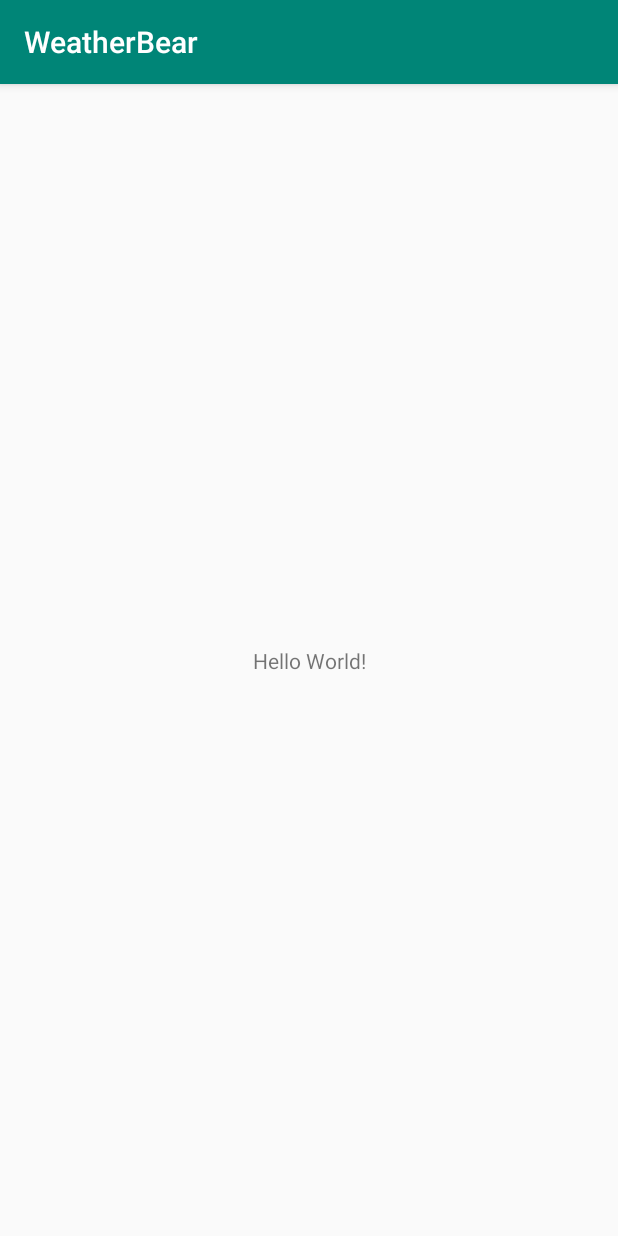
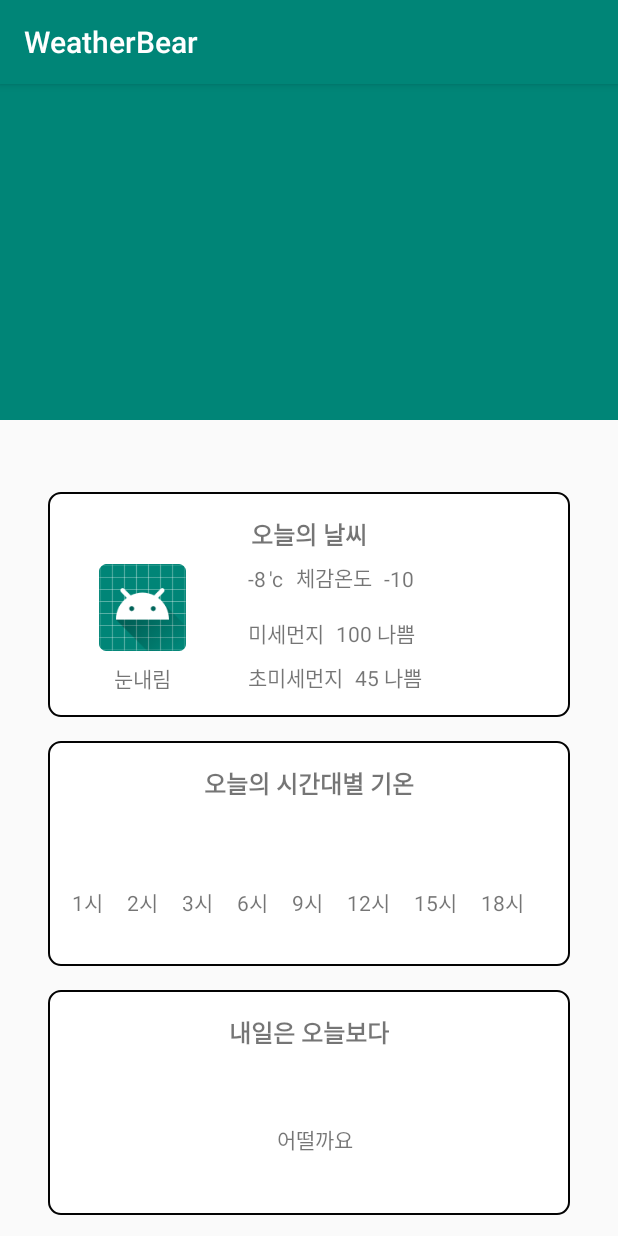
Before and after one commit to YuChocopie/Olaf, an Android app: the screen it shows after launch (MainActivity), on a phone screen of 412 x 824 dp. Run offline under Robolectric (Android 15) with nearby library versions, the light colour scheme and no system bars.

Commit message:
Add main Layout
- 메인 레이아웃 기본 틀을 만든다
	- 대략적인 이미지만 잡음

Fixes https://github.com/dbwjd/Olaf/issues/2

```diff
--- /dev/null
+++ b/app/src/main/res/drawable/weather_box.xml
@@ -0,0 +1,14 @@
+<?xml version="1.0" encoding="utf-8"?>
+<shape xmlns:android="http://schemas.android.com/apk/res/android">
+    <solid
+        android:color="#ffffff" />
+    <stroke
+        android:color="#030303"
+        android:width="1dp"/>
+    <corners android:radius="8dp"/>
+    <padding
+        android:bottom="0dp"
+        android:left="0dp"
+        android:right="0dp"
+        android:top="0dp"/>
+</shape>
--- a/app/src/main/res/layout/activity_main.xml
+++ b/app/src/main/res/layout/activity_main.xml
@@ -1,18 +1,38 @@
 <?xml version="1.0" encoding="utf-8"?>
-<android.support.constraint.ConstraintLayout xmlns:android="http://schemas.android.com/apk/res/android"
+<android.support.design.widget.CoordinatorLayout xmlns:android="http://schemas.android.com/apk/res/android"
     xmlns:app="http://schemas.android.com/apk/res-auto"
     xmlns:tools="http://schemas.android.com/tools"
     android:layout_width="match_parent"
     android:layout_height="match_parent"
+    android:fitsSystemWindows="true"
     tools:context=".MainActivity">
 
-    <TextView
-        android:layout_width="wrap_content"
-        android:layout_height="wrap_content"
-        android:text="Hello World!"
-        app:layout_constraintBottom_toBottomOf="parent"
-        app:layout_constraintLeft_toLeftOf="parent"
-        app:layout_constraintRight_toRightOf="parent"
-        app:layout_constraintTop_toTopOf="parent" />
+    <android.support.design.widget.AppBarLayout
+        android:id="@+id/app_bar"
+        android:layout_width="match_parent"
+        android:layout_height="280dp"
+        android:fitsSystemWindows="true"
+        android:theme="@style/Base.ThemeOverlay.AppCompat">
 
-</android.support.constraint.ConstraintLayout>
+        <android.support.design.widget.CollapsingToolbarLayout
+            android:id="@+id/toolbar_layout"
+            android:layout_width="match_parent"
+            android:layout_height="match_parent"
+            android:fitsSystemWindows="true"
+            app:contentScrim="?attr/colorPrimary"
+            app:layout_scrollFlags="scroll|exitUntilCollapsed"
+            app:toolbarId="@+id/toolbar">
+
+            <android.support.v7.widget.Toolbar
+                android:id="@+id/toolbar"
+                android:layout_width="match_parent"
+                android:layout_height="30dp"
+                app:layout_collapseMode="pin"
+                app:popupTheme="@id/toolbar" />
+
+        </android.support.design.widget.CollapsingToolbarLayout>
+    </android.support.design.widget.AppBarLayout>
+
+    <include
+        layout="@layout/item_weather" />
+</android.support.design.widget.CoordinatorLayout>
--- /dev/null
+++ b/app/src/main/res/layout/item_weather.xml
@@ -0,0 +1,301 @@
+<?xml version="1.0" encoding="utf-8"?>
+<android.support.v4.widget.NestedScrollView xmlns:android="http://schemas.android.com/apk/res/android"
+    xmlns:app="http://schemas.android.com/apk/res-auto"
+    xmlns:tools="http://schemas.android.com/tools"
+    android:layout_width="match_parent"
+    android:layout_height="match_parent"
+    app:layout_behavior="@string/appbar_scrolling_view_behavior"
+    tools:context="com.mashupgroup.weatherbear.MainActivity"
+    tools:showIn="@layout/activity_main">
+
+    <LinearLayout
+        android:layout_width="match_parent"
+        android:layout_height="wrap_content"
+        android:orientation="vertical"
+        android:padding="32dp">
+
+        <android.support.constraint.ConstraintLayout
+            android:id="@+id/todayWeather"
+            android:layout_width="match_parent"
+            android:layout_height="@dimen/item_weather_box_hight"
+            android:layout_marginTop="@dimen/item_weather_box_margin_top"
+            android:background="@drawable/weather_box"
+            app:layout_constraintEnd_toEndOf="parent"
+            app:layout_constraintStart_toStartOf="parent">
+
+
+            <TextView
+                android:id="@+id/tvTodayWeatherText"
+                android:layout_width="wrap_content"
+                android:layout_height="wrap_content"
+                android:layout_marginTop="@dimen/weather_box_tv_margin_top"
+                android:text="@string/today_weather"
+                android:textSize="16sp"
+                android:textStyle="bold"
+                app:layout_constraintEnd_toEndOf="parent"
+                app:layout_constraintStart_toStartOf="parent"
+                app:layout_constraintTop_toTopOf="parent" />
+
+            <ImageView
+                android:id="@+id/ivTodayWeatherShape"
+                android:layout_width="62dp"
+                android:layout_height="58dp"
+                android:layout_marginStart="32dp"
+                android:layout_marginLeft="32dp"
+                android:layout_marginTop="8dp"
+                app:layout_constraintStart_toStartOf="parent"
+                app:layout_constraintTop_toBottomOf="@+id/tvTodayWeatherText"
+                app:srcCompat="@mipmap/ic_launcher" />
+
+            <TextView
+                android:id="@+id/tvTodayWeatherShape"
+                android:layout_width="wrap_content"
+                android:layout_height="wrap_content"
+                android:layout_marginTop="8dp"
+                android:layout_marginBottom="16dp"
+                android:text="눈내림"
+                app:layout_constraintBottom_toBottomOf="parent"
+                app:layout_constraintEnd_toEndOf="@+id/ivTodayWeatherShape"
+                app:layout_constraintStart_toStartOf="@+id/ivTodayWeatherShape"
+                app:layout_constraintTop_toBottomOf="@+id/ivTodayWeatherShape" />
+
+            <TextView
+                android:id="@+id/tvTodayWeatherTemperature"
+                android:layout_width="wrap_content"
+                android:layout_height="wrap_content"
+                android:layout_marginStart="39dp"
+                android:layout_marginLeft="39dp"
+                android:text="-8"
+                app:layout_constraintStart_toEndOf="@+id/ivTodayWeatherShape"
+                app:layout_constraintTop_toTopOf="@+id/ivTodayWeatherShape" />
+
+            <TextView
+                android:id="@+id/tvTodayWeatherTemperatureText"
+                android:layout_width="wrap_content"
+                android:layout_height="wrap_content"
+                android:layout_marginStart="2dp"
+                android:layout_marginLeft="2dp"
+                android:text="'c"
+                app:layout_constraintBottom_toBottomOf="@+id/tvTodayWeatherTemperature"
+                app:layout_constraintStart_toEndOf="@+id/tvTodayWeatherTemperature" />
+
+            <TextView
+                android:id="@+id/tvTodayWeatherSensibleTemperatureText"
+                android:layout_width="wrap_content"
+                android:layout_height="wrap_content"
+                android:layout_marginStart="8dp"
+                android:layout_marginLeft="8dp"
+                android:text="체감온도"
+                app:layout_constraintBottom_toBottomOf="@+id/tvTodayWeatherTemperatureText"
+                app:layout_constraintStart_toEndOf="@+id/tvTodayWeatherTemperatureText" />
+
+            <TextView
+                android:id="@+id/tvTodayWeatherSensibleTemperature"
+                android:layout_width="wrap_content"
+                android:layout_height="wrap_content"
+                android:layout_marginStart="8dp"
+                android:layout_marginLeft="8dp"
+                android:text="-10"
+                app:layout_constraintBottom_toBottomOf="@+id/tvTodayWeatherSensibleTemperatureText"
+                app:layout_constraintStart_toEndOf="@+id/tvTodayWeatherSensibleTemperatureText" />
+
+            <TextView
+                android:id="@+id/tvTodayWeatherFineDustText"
+                android:layout_width="wrap_content"
+                android:layout_height="wrap_content"
+                android:layout_marginTop="16dp"
+                android:text="미세먼지"
+                app:layout_constraintStart_toStartOf="@+id/tvTodayWeatherTemperature"
+                app:layout_constraintTop_toBottomOf="@+id/tvTodayWeatherTemperature" />
+
+            <TextView
+                android:id="@+id/UltrafineDustText"
+                android:layout_width="wrap_content"
+                android:layout_height="wrap_content"
+                android:layout_marginTop="8dp"
+                android:text="초미세먼지"
+                app:layout_constraintStart_toStartOf="@+id/tvTodayWeatherFineDustText"
+                app:layout_constraintTop_toBottomOf="@+id/tvTodayWeatherFineDustText" />
+
+            <TextView
+                android:id="@+id/tvTodayWeatherFineDust"
+                android:layout_width="wrap_content"
+                android:layout_height="wrap_content"
+                android:layout_marginStart="8dp"
+                android:layout_marginLeft="8dp"
+                android:text="100 나쁨"
+                app:layout_constraintBottom_toBottomOf="@+id/tvTodayWeatherFineDustText"
+                app:layout_constraintStart_toEndOf="@+id/tvTodayWeatherFineDustText" />
+
+            <TextView
+                android:id="@+id/UltrafineDust"
+                android:layout_width="wrap_content"
+                android:layout_height="wrap_content"
+                android:layout_marginStart="8dp"
+                android:layout_marginLeft="8dp"
+                android:text="45 나쁨"
+                app:layout_constraintBottom_toBottomOf="@+id/UltrafineDustText"
+                app:layout_constraintStart_toEndOf="@+id/UltrafineDustText" />
+
+        </android.support.constraint.ConstraintLayout>
+
+        <android.support.constraint.ConstraintLayout
+            android:id="@+id/todayTemperatures"
+            android:layout_width="match_parent"
+            android:layout_height="@dimen/item_weather_box_hight"
+            android:layout_marginTop="@dimen/item_weather_box_margin_top"
+            android:background="@drawable/weather_box">
+
+            <TextView
+                android:id="@+id/tvTodayTemperaturesText"
+                android:layout_width="wrap_content"
+                android:layout_height="wrap_content"
+                android:layout_marginTop="@dimen/weather_box_tv_margin_top"
+                android:text="@string/today_temperatures"
+                android:textSize="16sp"
+                android:textStyle="bold"
+                app:layout_constraintEnd_toEndOf="parent"
+                app:layout_constraintStart_toStartOf="parent"
+                app:layout_constraintTop_toTopOf="parent" />
+
+            <TextView
+                android:id="@+id/tvTodayTemperature1"
+                android:layout_width="wrap_content"
+                android:layout_height="wrap_content"
+                android:layout_marginStart="16dp"
+                android:layout_marginLeft="16dp"
+                android:layout_marginBottom="32dp"
+                android:text="1시"
+                app:layout_constraintBottom_toBottomOf="parent"
+                app:layout_constraintStart_toStartOf="parent" />
+
+            <TextView
+                android:id="@+id/tvTodayTemperature2"
+                android:layout_width="wrap_content"
+                android:layout_height="wrap_content"
+                android:layout_marginStart="16dp"
+                android:layout_marginLeft="16dp"
+                android:text="2시"
+                app:layout_constraintBottom_toBottomOf="@+id/tvTodayTemperature1"
+                app:layout_constraintStart_toEndOf="@+id/tvTodayTemperature1" />
+
+            <TextView
+                android:id="@+id/tvTodayTemperatures3"
+                android:layout_width="wrap_content"
+                android:layout_height="wrap_content"
+                android:layout_marginStart="16dp"
+                android:layout_marginLeft="16dp"
+                android:text="3시"
+                app:layout_constraintBottom_toBottomOf="@+id/tvTodayTemperature2"
+                app:layout_constraintStart_toEndOf="@+id/tvTodayTemperature2" />
+
+            <TextView
+                android:id="@+id/tvTodayTemperatures4"
+                android:layout_width="wrap_content"
+                android:layout_height="wrap_content"
+                android:layout_marginStart="16dp"
+                android:layout_marginLeft="16dp"
+                android:text="6시"
+                app:layout_constraintBottom_toBottomOf="@+id/tvTodayTemperatures3"
+                app:layout_constraintStart_toEndOf="@+id/tvTodayTemperatures3" />
+
+            <TextView
+                android:id="@+id/tvTodayTemperatures5"
+                android:layout_width="wrap_content"
+                android:layout_height="wrap_content"
+                android:layout_marginStart="16dp"
+                android:layout_marginLeft="16dp"
+                android:text="9시"
+                app:layout_constraintBottom_toBottomOf="@+id/tvTodayTemperatures4"
+                app:layout_constraintStart_toEndOf="@+id/tvTodayTemperatures4" />
+
+            <TextView
+                android:id="@+id/tvTodayTemperatures6"
+                android:layout_width="wrap_content"
+                android:layout_height="wrap_content"
+                android:layout_marginStart="16dp"
+                android:layout_marginLeft="16dp"
+                android:text="12시"
+                app:layout_constraintBottom_toBottomOf="@+id/tvTodayTemperatures5"
+                app:layout_constraintStart_toEndOf="@+id/tvTodayTemperatures5" />
+
+            <TextView
+                android:id="@+id/tvTodayTemperatures7"
+                android:layout_width="wrap_content"
+                android:layout_height="wrap_content"
+                android:layout_marginStart="16dp"
+                android:layout_marginLeft="16dp"
+                android:text="15시"
+                app:layout_constraintBottom_toBottomOf="@+id/tvTodayTemperatures6"
+                app:layout_constraintStart_toEndOf="@+id/tvTodayTemperatures6" />
+
+            <TextView
+                android:id="@+id/tvTodayTemperatures8"
+                android:layout_width="wrap_content"
+                android:layout_height="wrap_content"
+                android:layout_marginStart="16dp"
+                android:layout_marginLeft="16dp"
+                android:text="18시"
+                app:layout_constraintBottom_toBottomOf="@+id/tvTodayTemperatures7"
+                app:layout_constraintStart_toEndOf="@+id/tvTodayTemperatures7" />
+        </android.support.constraint.ConstraintLayout>
+
+        <android.support.constraint.ConstraintLayout
+            android:id="@+id/tomorrowWeather"
+            android:layout_width="match_parent"
+            android:layout_height="@dimen/item_weather_box_hight"
+            android:layout_marginTop="@dimen/item_weather_box_margin_top"
+            android:background="@drawable/weather_box">
+
+            <TextView
+                android:id="@+id/tvTomorrowWeatherText"
+                android:layout_width="wrap_content"
+                android:layout_height="wrap_content"
+                android:layout_marginTop="@dimen/weather_box_tv_margin_top"
+                android:text="@string/tomorrow_weather"
+                android:textSize="16sp"
+                android:textStyle="bold"
+                app:layout_constraintEnd_toEndOf="parent"
+                app:layout_constraintStart_toStartOf="parent"
+                app:layout_constraintTop_toTopOf="parent" />
+
+            <TextView
+                android:id="@+id/tvTomorrowWeatherReview"
+                android:layout_width="wrap_content"
+                android:layout_height="21dp"
+                android:layout_marginStart="8dp"
+                android:layout_marginLeft="8dp"
+                android:layout_marginTop="8dp"
+                android:text="어떨까요"
+                app:layout_constraintBottom_toBottomOf="parent"
+                app:layout_constraintEnd_toEndOf="parent"
+                app:layout_constraintStart_toStartOf="parent"
+                app:layout_constraintTop_toBottomOf="@+id/tvTomorrowWeatherText" />
+        </android.support.constraint.ConstraintLayout>
+
+        <android.support.constraint.ConstraintLayout
+            android:id="@+id/weeklyWeather"
+            android:layout_width="match_parent"
+            android:layout_height="@dimen/item_weather_box_hight"
+            android:layout_marginTop="@dimen/item_weather_box_margin_top"
+            android:background="@drawable/weather_box"
+            app:layout_constraintEnd_toEndOf="parent"
+            app:layout_constraintStart_toStartOf="parent">
+
+            <TextView
+                android:id="@+id/tvWeeklyWeatherText"
+                android:layout_width="wrap_content"
+                android:layout_height="wrap_content"
+                android:layout_marginTop="@dimen/weather_box_tv_margin_top"
+                android:text="@string/weekly_weather"
+                android:textSize="16sp"
+                android:textStyle="bold"
+                app:layout_constraintEnd_toEndOf="parent"
+                app:layout_constraintStart_toStartOf="parent"
+                app:layout_constraintTop_toTopOf="parent" />
+
+        </android.support.constraint.ConstraintLayout>
+
+    </LinearLayout>
+
+</android.support.v4.widget.NestedScrollView>
--- /dev/null
+++ b/app/src/main/res/values/dimens.xml
@@ -0,0 +1,6 @@
+<?xml version="1.0" encoding="utf-8"?>
+<resources>
+    <dimen name="item_weather_box_hight">150dp</dimen>
+    <dimen name="weather_box_tv_margin_top">16dp</dimen>
+    <dimen name="item_weather_box_margin_top">16dp</dimen>
+</resources>
--- a/app/src/main/res/values/strings.xml
+++ b/app/src/main/res/values/strings.xml
@@ -1,3 +1,7 @@
 <resources>
     <string name="app_name">WeatherBear</string>
+    <string name="today_weather">오늘의 날씨</string>
+    <string name="today_temperatures">오늘의 시간대별 기온</string>
+    <string name="tomorrow_weather">내일은 오늘보다</string>
+    <string name="weekly_weather">주간날씨</string>
 </resources>
```
Also changed, not shown: app/build.gradle (+4 -3 lines).
